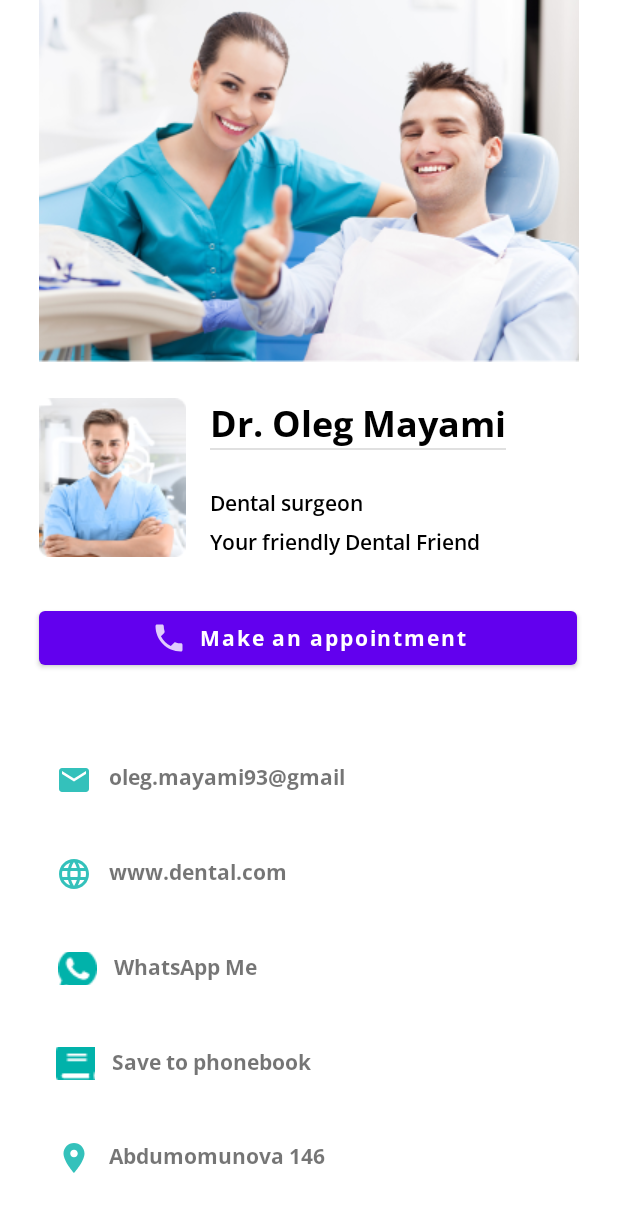
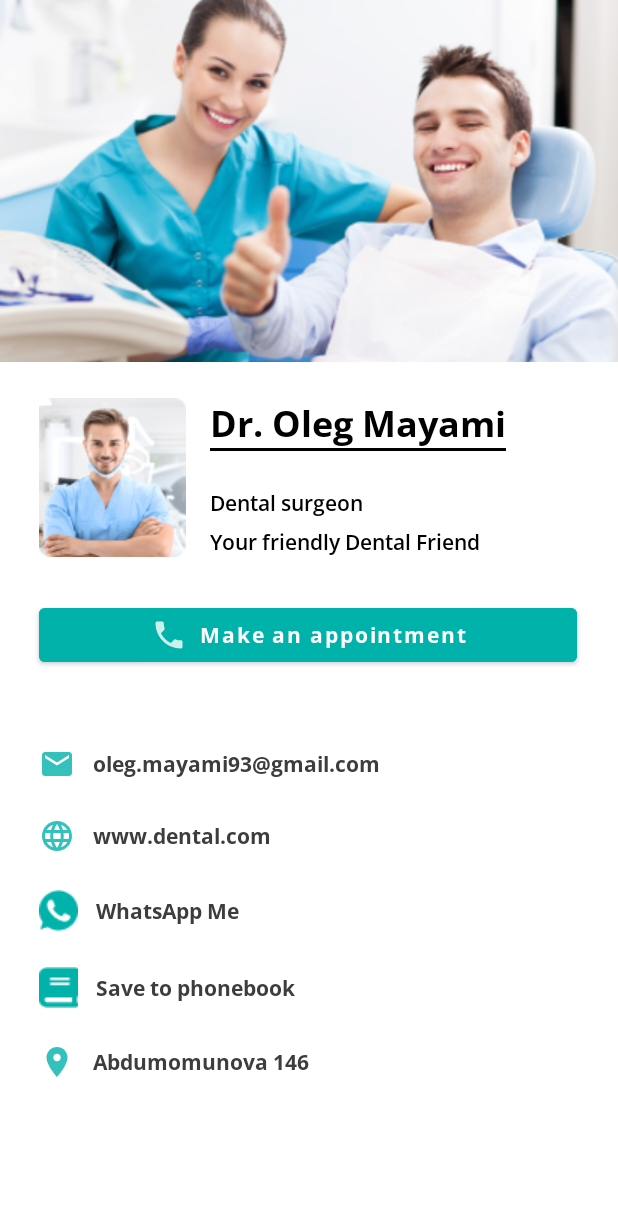
Before and after one commit to SultanSarygulov/doctor-figma-app, an Android app: the screen it shows after launch (BusinessCard1), on a phone screen of 412 x 824 dp. Shown: the top 1212 px of the screen. Run offline under Robolectric (Android 15) with nearby library versions, the phone set to English and light mode, and no system bars.

Commit message:
Fixed 1st card

```diff
--- a/app/build.gradle
+++ b/app/build.gradle
@@ -42,4 +42,5 @@ dependencies {
     androidTestImplementation 'androidx.test.espresso:espresso-core:3.4.0'
 
     implementation 'de.hdodenhof:circleimageview:3.1.0'
+    implementation 'androidx.cardview:cardview:1.0.0'
 }
--- a/app/src/main/java/com/example/figmadoctor/BusinessCard1.kt
+++ b/app/src/main/java/com/example/figmadoctor/BusinessCard1.kt
@@ -4,15 +4,22 @@ import android.content.Intent
 import androidx.appcompat.app.AppCompatActivity
 import android.os.Bundle
 import android.widget.Button
+import android.widget.TextView
 
 class BusinessCard1 : AppCompatActivity() {
     override fun onCreate(savedInstanceState: Bundle?) {
         super.onCreate(savedInstanceState)
         setContentView(R.layout.activity_main)
 
+        val olegProfileLink = findViewById<TextView>(R.id.dr_oleg_may)
+        olegProfileLink.setOnClickListener {
+            val intent = Intent(this, BusinessCard3::class.java)
+            startActivity(intent)
+        }
+
         val makeAppButton = findViewById<Button>(R.id.make_an_app)
         makeAppButton.setOnClickListener{
-            val intent = Intent(this, BusinessCard3::class.java)
+            val intent = Intent(this, BusinessCard2::class.java)
             startActivity(intent)
         }
     }
--- a/app/src/main/java/com/example/figmadoctor/BusinessCard3.kt
+++ b/app/src/main/java/com/example/figmadoctor/BusinessCard3.kt
@@ -10,11 +10,5 @@ class BusinessCard3 : AppCompatActivity() {
     override fun onCreate(savedInstanceState: Bundle?) {
         super.onCreate(savedInstanceState)
         setContentView(R.layout.activity_business_card3)
-
-        val makeAppButton = findViewById<FloatingActionButton>(R.id.facebook_button)
-        makeAppButton.setOnClickListener{
-            val intent = Intent(this, BusinessCard2::class.java)
-            startActivity(intent)
-        }
     }
 }
--- a/app/src/main/res/layout/activity_main.xml
+++ b/app/src/main/res/layout/activity_main.xml
@@ -7,23 +7,76 @@
     tools:context=".BusinessCard1">
 
     <TextView
+        android:id="@+id/address_txt"
+        android:layout_width="wrap_content"
+        android:layout_height="wrap_content"
+        android:layout_marginStart="12dp"
+        android:fontFamily="@font/open_sans_bold"
+        android:text="@string/abdumomunova_146"
+        android:textColor="#3E3D3D"
+        app:layout_constraintBottom_toBottomOf="@+id/address_img"
+        app:layout_constraintStart_toEndOf="@+id/address_img"
+        app:layout_constraintTop_toTopOf="@+id/address_img" />
+
+    <TextView
+        android:id="@+id/phonebook_txt"
+        android:layout_width="wrap_content"
+        android:layout_height="wrap_content"
+        android:layout_marginStart="12dp"
+        android:fontFamily="@font/open_sans_bold"
+        android:text="@string/save_to_phonebook"
+        android:textColor="#3E3D3D"
+        app:layout_constraintBottom_toBottomOf="@+id/phonebook_img"
+        app:layout_constraintStart_toEndOf="@+id/phonebook_img"
+        app:layout_constraintTop_toTopOf="@+id/phonebook_img" />
+
+    <TextView
+        android:id="@+id/whatsapp_txt"
+        android:layout_width="wrap_content"
+        android:layout_height="wrap_content"
+        android:layout_marginStart="12dp"
+        android:fontFamily="@font/open_sans_bold"
+        android:text="@string/whatsapp_me"
+        android:textColor="#3E3D3D"
+        app:layout_constraintBottom_toBottomOf="@+id/whatsapp_img"
+        app:layout_constraintStart_toEndOf="@+id/whatsapp_img"
+        app:layout_constraintTop_toTopOf="@+id/whatsapp_img" />
+
+    <TextView
+        android:id="@+id/website_txt"
+        android:layout_width="wrap_content"
+        android:layout_height="wrap_content"
+        android:layout_marginStart="12dp"
+        android:fontFamily="@font/open_sans_bold"
+        android:text="@string/www_dental_com"
+        android:textColor="#3E3D3D"
+        app:layout_constraintBottom_toBottomOf="@+id/website_img"
+        app:layout_constraintStart_toEndOf="@+id/website_img"
+        app:layout_constraintTop_toTopOf="@+id/website_img" />
+
+    <TextView
         android:id="@+id/dr_oleg_may"
         android:layout_width="wrap_content"
         android:layout_height="wrap_content"
         android:layout_marginStart="16dp"
         android:layout_marginTop="24dp"
+        android:clickable="true"
+        android:focusable="true"
+        android:focusableInTouchMode="true"
         android:fontFamily="@font/open_sans_bold"
         android:text="@string/dr_oleg_mayami"
         android:textColor=" #000000"
         android:textSize="24sp"
         app:layout_constraintStart_toEndOf="@+id/page_1_oleg_photo"
-        app:layout_constraintTop_toBottomOf="@+id/page_1_main_image" />
+        app:layout_constraintTop_toBottomOf="@+id/page_1_main_image"
+        tools:ignore="TouchTargetSizeCheck" />
 
     <ImageView
         android:id="@+id/page_1_main_image"
         android:layout_width="0dp"
         android:layout_height="wrap_content"
         android:contentDescription="TODO"
+        android:scaleType="centerCrop"
         app:layout_constraintEnd_toEndOf="parent"
         app:layout_constraintStart_toStartOf="parent"
         app:layout_constraintTop_toTopOf="parent"
@@ -46,7 +99,7 @@
         android:layout_marginTop="20dp"
         android:fontFamily="@font/open_sans_semibold"
         android:text="@string/dental_surgeon"
-        android:textColor=" #000000"
+        android:textColor="#000000"
         app:layout_constraintBottom_toTopOf="@+id/your_friend"
         app:layout_constraintEnd_toEndOf="@+id/dr_oleg_may"
         app:layout_constraintHorizontal_bias="0.0"
@@ -68,8 +121,9 @@
     <View
         android:id="@+id/divider"
         android:layout_width="0dp"
-        android:layout_height="1dp"
-        android:background="?android:attr/listDivider"
+        android:layout_height="2dp"
+        android:background="#000000"
+        android:backgroundTint="#000000"
         app:layout_constraintBottom_toTopOf="@+id/dental_surg"
         app:layout_constraintEnd_toEndOf="@+id/dr_oleg_may"
         app:layout_constraintStart_toStartOf="@+id/dr_oleg_may"
@@ -81,100 +135,83 @@
         android:layout_width="0dp"
         android:layout_height="wrap_content"
         android:layout_marginStart="26dp"
-        android:layout_marginTop="30dp"
+        android:layout_marginTop="28dp"
         android:layout_marginEnd="27dp"
-        android:theme="@style/Button.White"
+        android:backgroundTint="#01B2AA"
         android:fontFamily="@font/open_sans_bold"
         android:text="@string/make_an_appointment"
         android:textAllCaps="false"
+        android:theme="@style/Button.Teal"
+        app:cornerRadius="4dp"
         app:icon="@drawable/icon_color"
         app:iconGravity="textStart"
         app:layout_constraintEnd_toEndOf="parent"
+        app:layout_constraintHorizontal_bias="0.0"
         app:layout_constraintStart_toStartOf="parent"
         app:layout_constraintTop_toBottomOf="@+id/page_1_oleg_photo"
         tools:ignore="TextContrastCheck" />
 
+    <ImageView
+        android:id="@+id/emile_img"
+        android:layout_width="wrap_content"
+        android:layout_height="wrap_content"
+        android:layout_marginTop="50dp"
+        app:layout_constraintStart_toStartOf="@+id/make_an_app"
+        app:layout_constraintTop_toBottomOf="@+id/make_an_app"
+        app:srcCompat="@drawable/vector"
+        tools:ignore="ImageContrastCheck" />
+
+    <ImageView
+        android:id="@+id/website_img"
+        android:layout_width="wrap_content"
+        android:layout_height="wrap_content"
+        android:layout_marginTop="24dp"
+        app:layout_constraintStart_toStartOf="@+id/emile_img"
+        app:layout_constraintTop_toBottomOf="@+id/emile_img"
+        app:srcCompat="@drawable/site"
+        tools:ignore="ImageContrastCheck" />
+
+    <ImageView
+        android:id="@+id/whatsapp_img"
+        android:layout_width="wrap_content"
+        android:layout_height="wrap_content"
+        android:layout_marginTop="24dp"
+        android:adjustViewBounds="false"
+        android:scaleType="centerCrop"
+        app:layout_constraintStart_toStartOf="@+id/website_img"
+        app:layout_constraintTop_toBottomOf="@+id/website_img"
+        app:srcCompat="@drawable/whatsapp" />
+
+    <ImageView
+        android:id="@+id/phonebook_img"
+        android:layout_width="wrap_content"
+        android:layout_height="wrap_content"
+        android:layout_marginTop="24dp"
+        android:scaleType="centerCrop"
+        app:layout_constraintStart_toStartOf="@+id/whatsapp_img"
+        app:layout_constraintTop_toBottomOf="@+id/whatsapp_img"
+        app:srcCompat="@drawable/phonebook" />
+
+    <ImageView
+        android:id="@+id/address_img"
+        android:layout_width="wrap_content"
+        android:layout_height="wrap_content"
+        android:layout_marginTop="24dp"
+        app:layout_constraintStart_toStartOf="@+id/phonebook_img"
+        app:layout_constraintTop_toBottomOf="@+id/phonebook_img"
+        app:srcCompat="@drawable/address" />
+
     <TextView
-        android:id="@+id/oleg_mayami"
-        android:layout_width="199dp"
-        android:layout_height="22dp"
-        android:layout_marginStart="11dp"
-        android:layout_marginTop="50dp"
-        android:drawablePadding="11sp"
+        android:id="@+id/email_txt"
+        android:layout_width="wrap_content"
+        android:layout_height="wrap_content"
+        android:layout_marginStart="12dp"
         android:fontFamily="@font/open_sans_bold"
         android:text="@string/email"
-        app:drawableLeftCompat="@drawable/vector"
-        app:layout_constraintBottom_toTopOf="@+id/www_dental_"
-        app:layout_constraintEnd_toEndOf="@+id/make_an_app"
-        app:layout_constraintHorizontal_bias="0.0"
-        app:layout_constraintStart_toStartOf="@+id/make_an_app"
-        app:layout_constraintTop_toBottomOf="@+id/make_an_app" />
-
-    <TextView
-        android:id="@+id/www_dental_"
-        android:layout_width="199dp"
-        android:layout_height="22dp"
-        android:layout_marginStart="11dp"
-        android:layout_marginTop="32dp"
-        android:layout_marginBottom="32dp"
-        android:drawableLeft="@drawable/site"
-        android:drawablePadding="11sp"
-        android:fontFamily="@font/open_sans_bold"
-        android:text="@string/www_dental_com"
-        app:layout_constraintBottom_toTopOf="@+id/whatsapp_me"
-        app:layout_constraintEnd_toEndOf="@+id/make_an_app"
-        app:layout_constraintHorizontal_bias="0.0"
-        app:layout_constraintStart_toStartOf="@+id/make_an_app"
-        app:layout_constraintTop_toBottomOf="@+id/oleg_mayami" />
-
-    <TextView
-        android:id="@+id/whatsapp_me"
-        android:layout_width="199dp"
-        android:layout_height="22dp"
-        android:layout_marginStart="11dp"
-        android:drawableLeft="@drawable/whatsapp"
-        android:drawablePadding="11sp"
-        android:fontFamily="@font/open_sans_bold"
-        android:text="@string/whatsapp_me"
-        app:iconSize="2sp"
-        app:layout_constraintBottom_toTopOf="@+id/save_to_pho"
-        app:layout_constraintEnd_toEndOf="@+id/make_an_app"
-        app:layout_constraintHorizontal_bias="0.01"
-        app:layout_constraintStart_toStartOf="@+id/make_an_app"
-        app:layout_constraintTop_toBottomOf="@+id/www_dental_" />
-
-    <TextView
-        android:id="@+id/save_to_pho"
-        android:layout_width="199dp"
-        android:layout_height="22dp"
-        android:layout_marginStart="11dp"
-        android:layout_marginTop="32dp"
-        android:layout_marginBottom="32dp"
-        android:drawableLeft="@drawable/phonebook"
-        android:drawablePadding="11sp"
-        android:fontFamily="@font/open_sans_bold"
-        android:text="@string/save_to_phonebook"
-        app:layout_constraintBottom_toTopOf="@+id/abdumomunov"
-        app:layout_constraintEnd_toEndOf="@+id/make_an_app"
-        app:layout_constraintHorizontal_bias="0.0"
-        app:layout_constraintStart_toStartOf="@+id/make_an_app"
-        app:layout_constraintTop_toBottomOf="@+id/whatsapp_me" />
+        android:textColor="#3E3D3D"
+        app:layout_constraintBottom_toBottomOf="@+id/emile_img"
+        app:layout_constraintStart_toEndOf="@+id/emile_img"
+        app:layout_constraintTop_toTopOf="@+id/emile_img" />
 
 
-    <TextView
-        android:id="@+id/abdumomunov"
-        android:layout_width="199dp"
-        android:layout_height="22dp"
-        android:layout_marginStart="11dp"
-        android:layout_marginBottom="32dp"
-        android:drawableLeft="@drawable/address"
-        android:drawablePadding="11sp"
-        android:fontFamily="@font/open_sans_bold"
-        android:text="@string/abdumomunova_146"
-        app:layout_constraintBottom_toBottomOf="parent"
-        app:layout_constraintEnd_toEndOf="@+id/make_an_app"
-        app:layout_constraintHorizontal_bias="0.0"
-        app:layout_constraintStart_toStartOf="@+id/make_an_app"
-        app:layout_constraintTop_toBottomOf="@+id/save_to_pho" />
-
 </androidx.constraintlayout.widget.ConstraintLayout>
--- a/app/src/main/res/values/strings.xml
+++ b/app/src/main/res/values/strings.xml
@@ -24,4 +24,5 @@
     <string name="site">www.dental.com</string>
     <string name="background_image">Background Image</string>
     <string name="profile_picture">Profile Picture</string>
+    <string name="open_map">Open map</string>
 </resources>
--- a/app/src/main/res/values/styles.xml
+++ b/app/src/main/res/values/styles.xml
@@ -3,7 +3,7 @@
 <resources>
     <style name="AppTheme" parent="Theme.AppCompat.Light.DarkActionBar"/>
 
-    <style name="Button.White" parent="ThemeOverlay.AppCompat">
+    <style name="Button.Teal" parent="ThemeOverlay.AppCompat">
         <item name="colorAccent">@color/myTeal</item>
     </style>
 </resources>
```
Also changed, not shown: app/src/main/res/drawable/transparent_gradient.xml (+3 -4 lines), app/src/main/res/layout/activity_business_card2.xml (+42 -36 lines).
